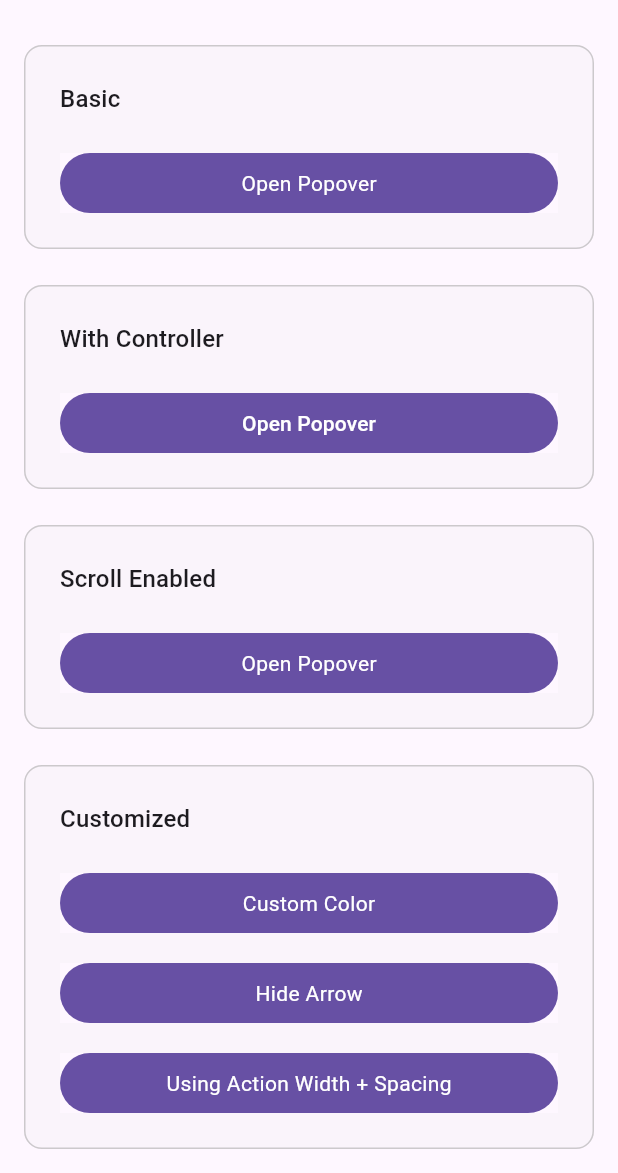
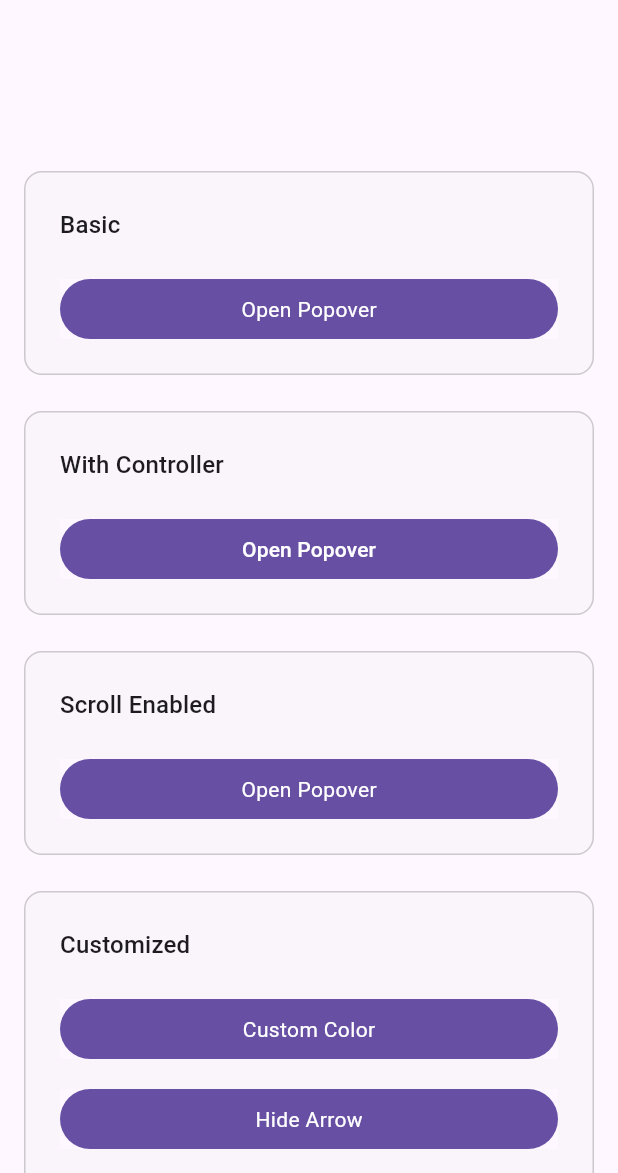
Before and after one commit to axnguyenit/easy-popover, a Flutter app: the screen it shows after launch, on a phone screen of 412 x 824 dp, the part 63-1236 px from its top. Run offline on Flutter 3.47's test engine with Material 3 defaults, Android fonts, the phone set to English and light mode, and no system bars.

Commit message:
update: example app

```diff
--- a/example/lib/main.dart
+++ b/example/lib/main.dart
@@ -50,7 +50,7 @@ class _PopoverExampleScreenState extends State<PopoverExampleScreen> {
         centerTitle: true,
       ),
       body: SingleChildScrollView(
-        padding: const EdgeInsets.all(16.0).copyWith(bottom: 500.0),
+        padding: const EdgeInsets.all(16.0).copyWith(top: 100.0, bottom: 500.0),
         child: Center(
           child: ConstrainedBox(
             constraints: const BoxConstraints(
```
